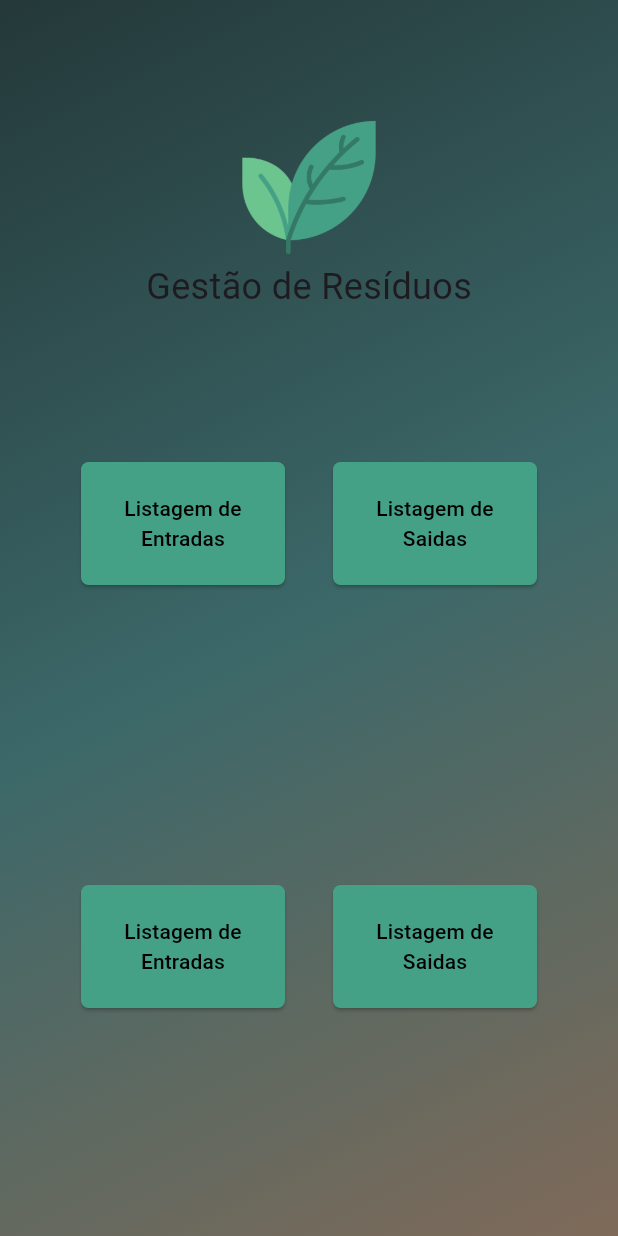
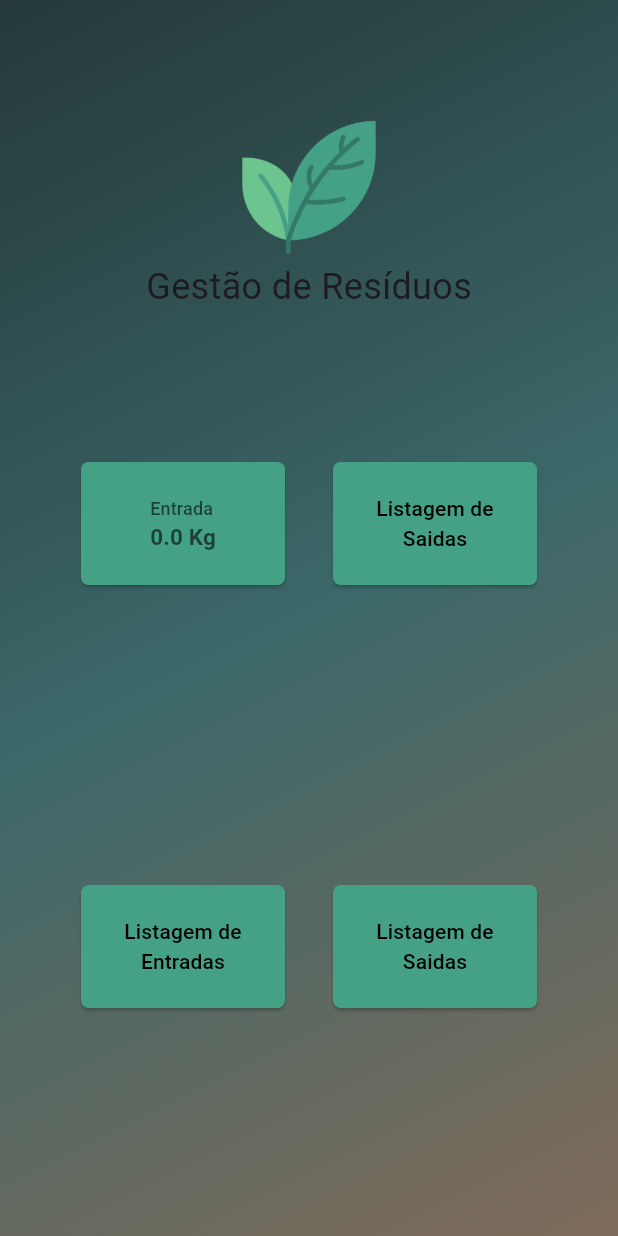
Before and after one commit to joaoobx/gestao_de_residuos, a Flutter app: the screen it shows after launch, on a phone screen of 412 x 824 dp. Run offline on Flutter 3.47's test engine with Material 3 defaults, Android fonts, the phone set to English and light mode, and no system bars; our stand-ins replace sqflite; accounts and stored records are empty.

```diff
--- a/lib/JsonModels/note_model.dart
+++ b/lib/JsonModels/note_model.dart
@@ -2,7 +2,7 @@ class NoteModel {
   final int? noteId;
   final String type;
   final String location;
-  final String weight;
+  final double weight;
   final String createdAt;
 
   NoteModel({
--- a/lib/SQLite/sqlite.dart
+++ b/lib/SQLite/sqlite.dart
@@ -5,7 +5,7 @@ import 'package:sqflite/sqflite.dart';
 class DatabaseHelper {
   final databaseName = "notes.db";
   String noteTable =
-      "CREATE TABLE notes (noteId INTEGER PRIMARY KEY AUTOINCREMENT, type TEXT NOT NULL, location TEXT NOT NULL, weight TEXT NOT NULL, createdAt TEXT DEFAULT CURRENT_TIMESTAMP)";
+      "CREATE TABLE notes (noteId INTEGER PRIMARY KEY AUTOINCREMENT, type TEXT NOT NULL, location TEXT NOT NULL, weight DOUBLE NOT NULL, createdAt TEXT DEFAULT CURRENT_TIMESTAMP)";
 
   //Now we must create our user table into our sqlite db
 
@@ -30,30 +30,34 @@ class DatabaseHelper {
 
   //CRUD Methods
 
-  //Create Note
   Future<int> createNote(NoteModel note) async {
     final Database db = await initDB();
     return db.insert('notes', note.toMap());
   }
 
-  //Get notes
   Future<List<NoteModel>> getNotes() async {
     final Database db = await initDB();
     List<Map<String, Object?>> result = await db.query('notes');
     return result.map((e) => NoteModel.fromMap(e)).toList();
   }
 
-  //Delete Notes
   Future<int> deleteNote(int id) async {
     final Database db = await initDB();
     return db.delete('notes', where: 'noteId = ?', whereArgs: [id]);
   }
 
-  //Update Notes
   Future<int> updateNote(type, location, weight, noteId) async {
     final Database db = await initDB();
     return db.rawUpdate(
         'update notes set type = ?, location = ?, weight = ? where noteId = ?',
         [type, location, weight, noteId]);
   }
+
+  Future<double> getEntryWeightSum() async {
+    final Database db = await initDB();
+    List<Map<String, Object?>> result = await db.query('notes');
+    var array = result.map((e) => NoteModel.fromMap(e)).toList();
+    double sum = array.fold(0.0, (sum, item) => sum + item.weight);
+    return sum;
+  }
 }
--- a/lib/Views/create_entry.dart
+++ b/lib/Views/create_entry.dart
@@ -149,7 +149,7 @@ class _CreateEntryState extends State<CreateEntry> {
                                       .createNote(NoteModel(
                                       type: type.text,
                                       location: location.text,
-                                      weight: weight.text,
+                                      weight: double.parse(weight.text),
                                       createdAt: DateTime.now().toIso8601String()))
                                       .whenComplete(() {
                                     //When this value is true
--- a/lib/Views/home_screen.dart
+++ b/lib/Views/home_screen.dart
@@ -1,3 +1,5 @@
+import 'dart:ui';
+
 import 'package:flutter/cupertino.dart';
 import 'package:flutter/material.dart';
 import 'package:flutter/painting.dart';
@@ -16,7 +18,7 @@ class HomeScreen extends StatefulWidget {
 
 class _HomeScreenState extends State<HomeScreen> {
   late DatabaseHelper handler;
-  late Future<List<NoteModel>> notes;
+  late Future<double> entrySum;
   final db = DatabaseHelper();
 
   final title = TextEditingController();
@@ -26,28 +28,22 @@ class _HomeScreenState extends State<HomeScreen> {
   @override
   void initState() {
     handler = DatabaseHelper();
-    notes = handler.getNotes();
+    entrySum = handler.getEntryWeightSum();
 
     handler.initDB().whenComplete(() {
-      notes = getAllNotes();
+      entrySum = getEntrySum();
     });
     super.initState();
   }
 
-  Future<List<NoteModel>> getAllNotes() {
-    return handler.getNotes();
-  }
-
-  //Search method here
-  //First we have to create a method in Database helper class
-  Future<List<NoteModel>> searchNote() {
-    return handler.searchNotes(keyword.text);
+  Future<double> getEntrySum() {
+    return handler.getEntryWeightSum();
   }
 
   //Refresh method
   Future<void> _refresh() async {
     setState(() {
-      notes = getAllNotes();
+      entrySum = getEntrySum();
     });
   }
 
@@ -93,11 +89,34 @@ class _HomeScreenState extends State<HomeScreen> {
                           backgroundColor:
                               const Color.fromRGBO(69, 161, 134, 1)),
                       onPressed: () {},
-                      child: const Text(
-                        "Listagem de Entradas",
-                        textAlign: TextAlign.center,
-                        style: TextStyle(color: Color.fromRGBO(0, 0, 0, 1)),
-                      ),
+                      child: FutureBuilder<double>(
+                          future: entrySum,
+                          builder: (BuildContext context,
+                              AsyncSnapshot<double> snapshot) {
+                            if (snapshot.connectionState ==
+                                ConnectionState.waiting) {
+                              return const CircularProgressIndicator();
+                            } else if (snapshot.hasError) {
+                              return Text(snapshot.error.toString());
+                            } else {
+                              final items = snapshot.data ?? <NoteModel>[];
+                              return Column(
+                                crossAxisAlignment: CrossAxisAlignment.start,
+                                children: [
+                                  const Padding(padding: EdgeInsets.all(11.0)),
+                                  const Text("Entrada",
+                                      style: TextStyle(
+                                          fontSize: 12,
+                                          color: Color.fromRGBO(0, 0, 0, 0.6))),
+                                  Text("$items Kg",
+                                      style: const TextStyle(
+                                          fontSize: 15,
+                                          color: Color.fromRGBO(0, 0, 0, 0.6),
+                                          fontWeight: FontWeight.bold))
+                                ],
+                              );
+                            }
+                          }),
                     ),
                   ),
                   const Padding(padding: EdgeInsets.all(16.0)),
@@ -109,7 +128,7 @@ class _HomeScreenState extends State<HomeScreen> {
                           shape: RoundedRectangleBorder(
                               borderRadius: BorderRadius.circular(5)),
                           backgroundColor:
-                          const Color.fromRGBO(69, 161, 134, 1)),
+                              const Color.fromRGBO(69, 161, 134, 1)),
                       onPressed: () => {},
                       child: const Text(
                         "Listagem de Saidas",
@@ -132,11 +151,14 @@ class _HomeScreenState extends State<HomeScreen> {
                           shape: RoundedRectangleBorder(
                               borderRadius: BorderRadius.circular(5)),
                           backgroundColor:
-                          const Color.fromRGBO(69, 161, 134, 1)),
-                      onPressed: () {Navigator.push(
-                        context,
-                        MaterialPageRoute(builder: (context) => const EntryList()),
-                      );},
+                              const Color.fromRGBO(69, 161, 134, 1)),
+                      onPressed: () {
+                        Navigator.push(
+                          context,
+                          MaterialPageRoute(
+                              builder: (context) => const EntryList()),
+                        ).then((_) => {_refresh()});
+                      },
                       child: const Text(
                         "Listagem de Entradas",
                         textAlign: TextAlign.center,
@@ -153,7 +175,7 @@ class _HomeScreenState extends State<HomeScreen> {
                           shape: RoundedRectangleBorder(
                               borderRadius: BorderRadius.circular(5)),
                           backgroundColor:
-                          const Color.fromRGBO(69, 161, 134, 1)),
+                              const Color.fromRGBO(69, 161, 134, 1)),
                       onPressed: () => {},
                       child: const Text(
                         "Listagem de Saidas",
```
Also changed, not shown: lib/Views/edit_entry.dart (+4 -4 lines).
